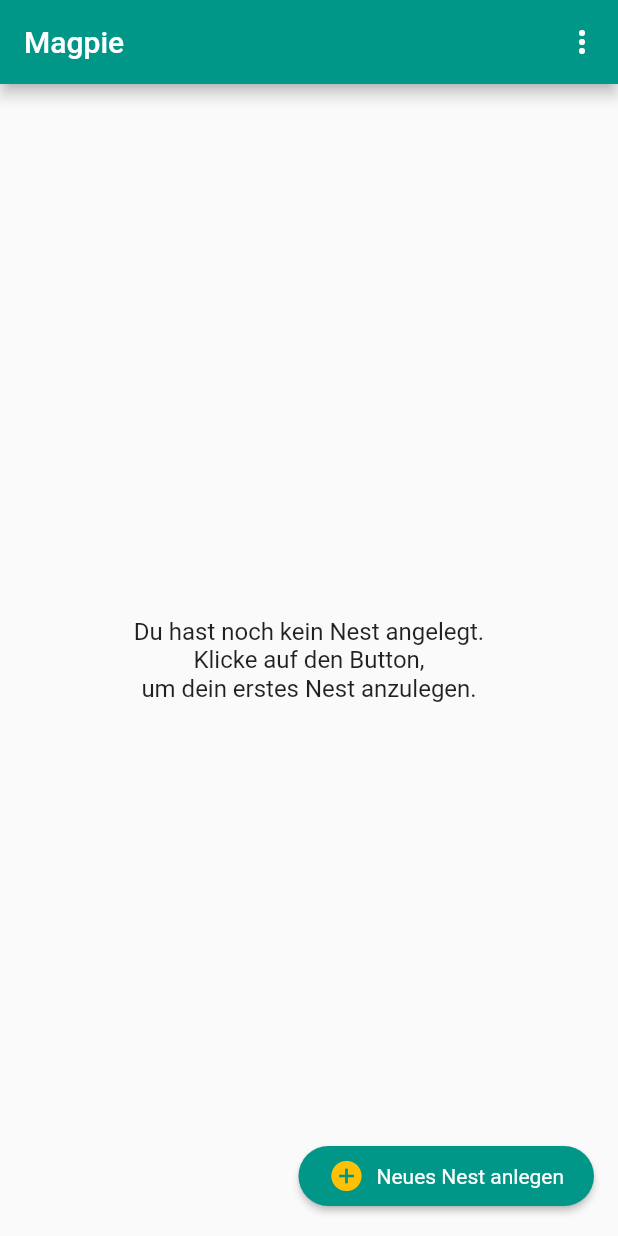
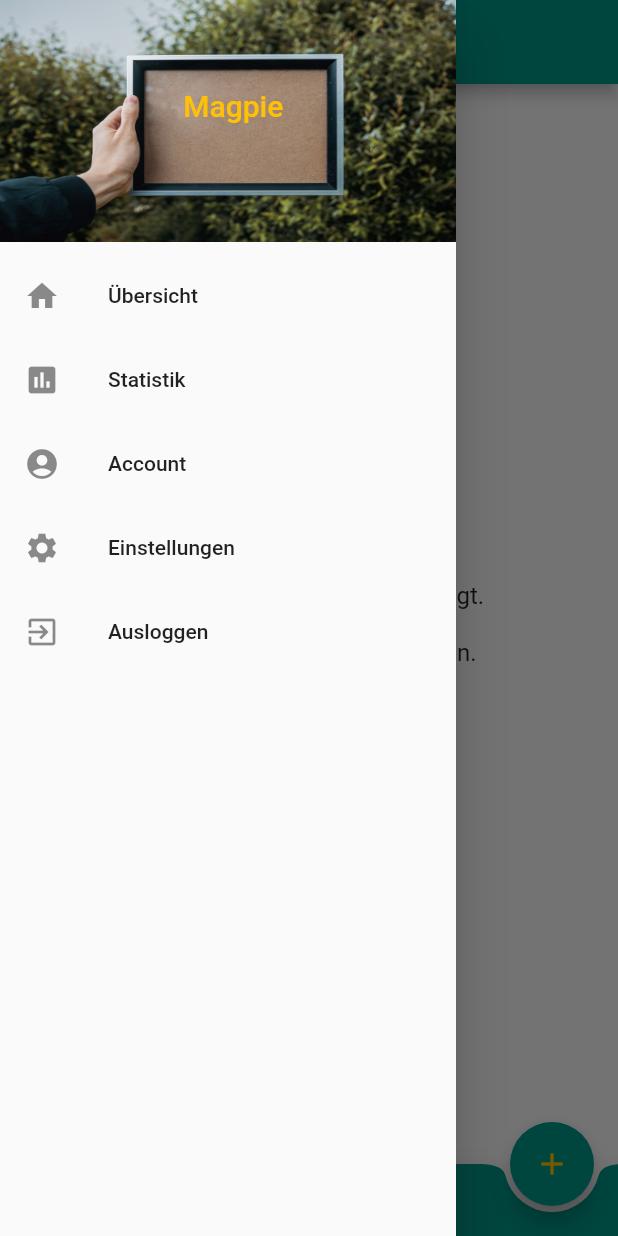
Before and after one commit to alexanderwiegel/magpie, a Flutter app: the screen it shows after launch, with the side drawer open (before the commit the screen has no drawer), on a phone screen of 412 x 824 dp. Run offline on Flutter 3.47's test engine with Material 2 defaults, Android fonts, the phone set to English and light mode, and no system bars; our stand-ins replace camera, image_picker, permission_handler, sqflite; accounts and stored records are empty.

Commit message:
- added a burger menu that opens a drawer with all the possible screens - replaced "DETAILS" and "SPEICHERN" with icons - added a bottom navigation bar with a search bar, moved the sort option there and attached the floating action button to it

```diff
--- a/lib/screens/homeScreen.dart
+++ b/lib/screens/homeScreen.dart
@@ -1,9 +1,11 @@
+import 'package:flutter/cupertino.dart';
 import 'package:flutter/material.dart';
-import 'package:magpie_app/sortMode.dart';
+
+import '../database_helper.dart';
 import '../screens/nestCreatorScreen.dart';
+import '../sortMode.dart';
+import '../widgets/navDrawer.dart';
 import '../widgets/nest.dart';
-import '../widgets/magpieButton.dart';
-import '../database_helper.dart';
 import '../widgets/startMessage.dart';
 
 class HomeScreen extends StatefulWidget {
@@ -15,6 +17,18 @@ class HomeScreen extends StatefulWidget {
 
 class _HomeScreenState extends State<HomeScreen> {
   DatabaseHelper db = DatabaseHelper.instance;
+
+  Icon _searchIcon = Icon(
+    Icons.search,
+    color: Colors.amber,
+  );
+  final TextEditingController _filter = new TextEditingController();
+  String _searchText = "";
+  List<Nest> names = new List();
+  List<Nest> filteredNames = new List();
+
+  Widget searchTitle = Text("");
+
   SortMode sortMode = SortMode.SortById;
 
   @override
@@ -23,32 +37,29 @@ class _HomeScreenState extends State<HomeScreen> {
     buildNests();
   }
 
+  _HomeScreenState() {
+    _filter.addListener(() {
+      if (_filter.text.isEmpty) {
+        setState(() {
+          _searchText = "";
+          filteredNames = names;
+        });
+      } else {
+        setState(() {
+          _searchText = _filter.text;
+        });
+      }
+    });
+  }
+
   @override
   Widget build(BuildContext context) {
     return Scaffold(
+      drawer: NavDrawer(),
       appBar: AppBar(
-        title: Text("Magpie"),
-        actions: <Widget>[
-          PopupMenuButton<SortMode>(
-            onSelected: (SortMode result) {
-              setState(() {
-                sortMode = result;
-              });
-            },
-            initialValue: sortMode,
-            itemBuilder: (BuildContext contect) => <PopupMenuEntry<SortMode>>[
-              const PopupMenuItem<SortMode>(
-                  value: SortMode.SortById,
-                  child: Text("Nach Erstelldatum sortieren")),
-              const PopupMenuItem<SortMode>(
-                  value: SortMode.SortByName,
-                  child: Text("Nach Name sortieren")),
-              const PopupMenuItem<SortMode>(
-                  value: SortMode.SortByWorth,
-                  child: Text("Nach Wert sortieren")),
-            ],
-          ),
-        ],
+        title: Text(
+          "Übersicht",
+        ),
       ),
       body: FutureBuilder<List<Nest>>(
         future: db.getNests(sortMode),
@@ -63,27 +74,92 @@ class _HomeScreenState extends State<HomeScreen> {
                 new StartMessage(message: "um dein erstes Nest anzulegen."),
               ],
             ));
-
+          fillList(snapshot);
           return GridView.count(
               padding: const EdgeInsets.all(8),
               mainAxisSpacing: 8,
               crossAxisSpacing: 8,
               crossAxisCount: 2,
               childAspectRatio: 1.05,
-              children: List.generate(
-                  snapshot.data.length, (index) => snapshot.data[index]));
+              children: filterList());
         },
       ),
-      floatingActionButton: MagpieButton(
+      bottomNavigationBar: Padding(
+        padding:
+            EdgeInsets.only(bottom: MediaQuery.of(context).viewInsets.bottom),
+        child: BottomAppBar(
+            clipBehavior: Clip.antiAlias,
+            color: Colors.teal,
+            shape: CircularNotchedRectangle(),
+            notchMargin: 4.0,
+            child: Row(children: <Widget>[
+              PopupMenuButton<SortMode>(
+                icon: Icon(
+                  Icons.sort_by_alpha,
+                  color: Colors.amber,
+                ),
+                onSelected: (SortMode result) {
+                  setState(() {
+                    sortMode = result;
+                  });
+                },
+                initialValue: sortMode,
+                itemBuilder: (BuildContext contect) =>
+                    <PopupMenuEntry<SortMode>>[
+                  const PopupMenuItem<SortMode>(
+                      value: SortMode.SortById,
+                      child: Text("Nach Erstelldatum sortieren")),
+                  const PopupMenuItem<SortMode>(
+                      value: SortMode.SortByName,
+                      child: Text("Nach Name sortieren")),
+                  const PopupMenuItem<SortMode>(
+                      value: SortMode.SortByWorth,
+                      child: Text("Nach Wert sortieren")),
+                ],
+              ),
+              IconButton(
+                color: Colors.amber,
+                padding: const EdgeInsets.only(left: 12.0),
+                alignment: Alignment.centerLeft,
+                icon: _searchIcon,
+                onPressed: _searchPressed,
+              ),
+              Expanded(child: searchTitle)
+            ])),
+      ),
+      floatingActionButtonLocation: FloatingActionButtonLocation.endDocked,
+      floatingActionButton: FloatingActionButton(
         onPressed: () {
-          setState(() {
-            _openNestCreator();
-          });
+          _openNestCreator();
         },
-        title: "Neues Nest anlegen",
-        icon: Icons.add_circle,
+        child: Icon(
+          Icons.add,
+          color: Colors.amber,
+        ),
       ),
     );
+  }
+
+  List<Nest> filterList() {
+    if (_searchText.isNotEmpty) {
+      List<Nest> tempList = new List();
+      for (int i = 0; i < filteredNames.length; i++) {
+        if (filteredNames[i]
+            .name
+            .toLowerCase()
+            .contains(_searchText.toLowerCase())) {
+          tempList.add(filteredNames[i]);
+        }
+      }
+      filteredNames = tempList;
+    }
+    return filteredNames;
+  }
+
+  void fillList(snapshot) {
+    names =
+        List.generate(snapshot.data.length, (index) => snapshot.data[index]);
+    filteredNames = names;
   }
 
   Future _openNestCreator() async {
@@ -98,4 +174,24 @@ class _HomeScreenState extends State<HomeScreen> {
     return List.generate(await DatabaseHelper.instance.getNestCount(),
         (int index) => DatabaseHelper.instance.getNest(index));
   }
+
+  void _searchPressed() {
+    setState(() {
+      if (this._searchIcon.icon == Icons.search) {
+        this._searchIcon = new Icon(Icons.close);
+        this.searchTitle = new TextField(
+            style: TextStyle(color: Colors.white),
+            controller: _filter,
+            decoration: new InputDecoration(
+              hintText: 'Nest suchen...',
+              hintStyle: TextStyle(color: Colors.white),
+            ));
+      } else {
+        this._searchIcon = new Icon(Icons.search);
+        this.searchTitle = new Text('');
+        filteredNames = names;
+        _filter.clear();
+      }
+    });
+  }
 }
--- /dev/null
+++ b/lib/widgets/navDrawer.dart
@@ -0,0 +1,54 @@
+import 'package:flutter/material.dart';
+
+class NavDrawer extends StatelessWidget {
+  @override
+  Widget build(BuildContext context) {
+    return Drawer(
+      child: ListView(
+        padding: EdgeInsets.zero,
+        children: <Widget>[
+          DrawerHeader(
+            child: Padding(
+              padding: const EdgeInsets.only(top: 43.0, left: 7.0),
+              child: Text(
+                'Magpie',
+                textAlign: TextAlign.center,
+                style: TextStyle(color: Colors.amber, fontSize: 20),
+              ),
+            ),
+            decoration: BoxDecoration(
+                color: Colors.teal,
+                image: DecorationImage(
+                    fit: BoxFit.fill,
+                    image: AssetImage('pics/placeholder.jpg'))),
+          ),
+          ListTile(
+            leading: Icon(Icons.home),
+            title: Text('Übersicht'),
+            onTap: () => {},
+          ),
+          ListTile(
+            leading: Icon(Icons.insert_chart),
+            title: Text('Statistik'),
+            onTap: () => {Navigator.of(context).pop()},
+          ),
+          ListTile(
+            leading: Icon(Icons.account_circle),
+            title: Text('Account'),
+            onTap: () => {Navigator.of(context).pop()},
+          ),
+          ListTile(
+            leading: Icon(Icons.settings),
+            title: Text('Einstellungen'),
+            onTap: () => {Navigator.of(context).pop()},
+          ),
+          ListTile(
+            leading: Icon(Icons.exit_to_app),
+            title: Text('Ausloggen'),
+            onTap: () => {Navigator.of(context).pop()},
+          ),
+        ],
+      ),
+    );
+  }
+}
```
Also changed, not shown: lib/screens/nestDetailScreen.dart (+2 -8 lines), lib/screens/nestItemDetailScreen.dart (+2 -8 lines), lib/screens/nestItemsScreen.dart (+123 -37 lines).
